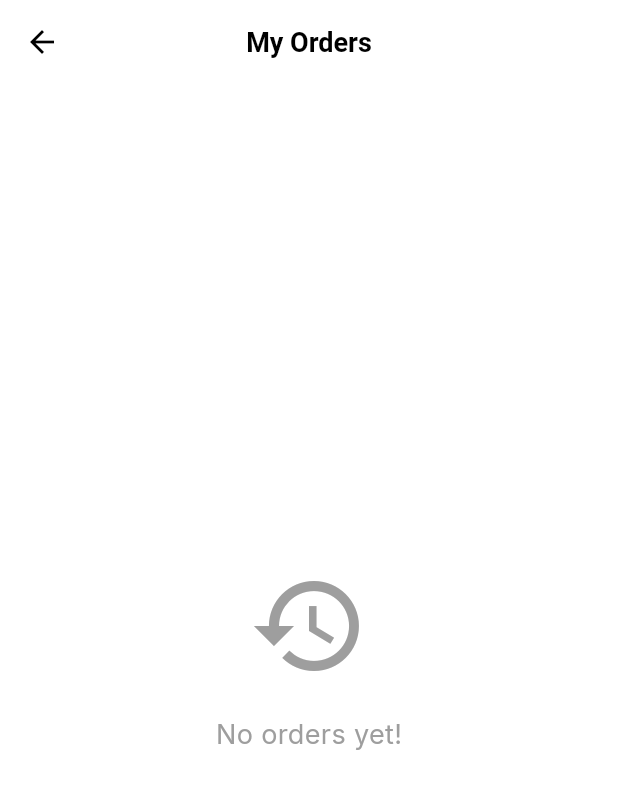
After one commit to ahmedbrsh1/mobile-prog-project, a Flutter app: the OrdersScreen screen opened directly, on a phone screen of 412 x 824 dp. The commit adds this screen. Shown: the top 789 px of the screen. Run offline on Flutter 3.47's test engine with Material 3 defaults, Android fonts, the phone set to English and light mode, and no system bars; our stand-ins replace cloud_firestore, firebase_auth, firebase_core, google_fonts; accounts and stored records are empty; generated files the repository leaves out were written again; network calls fail.

Commit message:
Fix user data isolation (Cart, Wishlist, Orders) and add My Orders screen

```diff
--- /dev/null
+++ b/lib/screens/cart/orders_screen.dart
@@ -0,0 +1,75 @@
+import 'package:cloud_firestore/cloud_firestore.dart';
+import 'package:firebase_auth/firebase_auth.dart';
+import 'package:flutter/material.dart';
+// import 'package:intl/intl.dart'; // لو مفعلة عندك
+
+class OrdersScreen extends StatelessWidget {
+  const OrdersScreen({super.key});
+
+  @override
+  Widget build(BuildContext context) {
+    String uId = FirebaseAuth.instance.currentUser!.uid; // هات الـ ID
+
+    return Scaffold(
+      appBar: AppBar(title: const Text("My Orders"), centerTitle: true),
+      body: StreamBuilder<QuerySnapshot>(
+        stream: FirebaseFirestore.instance
+            .collection('orders')
+            .where('userId', isEqualTo: uId) // الفلتر الذهبي
+            .orderBy('orderDate', descending: true)
+            .snapshots(),
+        builder: (context, snapshot) {
+          if (snapshot.connectionState == ConnectionState.waiting) {
+            return const Center(child: CircularProgressIndicator());
+          }
+
+          if (!snapshot.hasData || snapshot.data!.docs.isEmpty) {
+            return const Center(
+              child: Column(
+                mainAxisAlignment: MainAxisAlignment.center,
+                children: [
+                  Icon(Icons.history, size: 80, color: Colors.grey),
+                  SizedBox(height: 20),
+                  Text("No orders yet!", style: TextStyle(color: Colors.grey, fontSize: 18)),
+                ],
+              ),
+            );
+          }
+
+          var orders = snapshot.data!.docs;
+
+          return ListView.builder(
+            padding: const EdgeInsets.all(20),
+            itemCount: orders.length,
+            itemBuilder: (context, index) {
+              var data = orders[index].data() as Map<String, dynamic>;
+              var items = data['items'] as List<dynamic>;
+
+              // (باقي الكود زي ما هو بالظبط للعرض)
+              return Card(
+                margin: const EdgeInsets.only(bottom: 15),
+                shape: RoundedRectangleBorder(borderRadius: BorderRadius.circular(15)),
+                child: ExpansionTile(
+                  tilePadding: const EdgeInsets.symmetric(horizontal: 15, vertical: 10),
+                  leading: CircleAvatar(
+                    backgroundColor: const Color(0xFF9775FA).withOpacity(0.1),
+                    child: const Icon(Icons.shopping_bag, color: Color(0xFF9775FA)),
+                  ),
+                  title: Text("Order: ${data['totalAmount'].toStringAsFixed(2)}\$", style: const TextStyle(fontWeight: FontWeight.bold)),
+                  subtitle: Text(data['status'] ?? "Pending", style: const TextStyle(color: Colors.orange)),
+                  children: items.map((item) {
+                    return ListTile(
+                      leading: Image.network(item['image'], width: 50, height: 50, fit: BoxFit.cover),
+                      title: Text(item['title']),
+                      trailing: Text("\$${item['totalPrice']}"),
+                    );
+                  }).toList(),
+                ),
+              );
+            },
+          );
+        },
+      ),
+    );
+  }
+}
--- a/pubspec.yaml
+++ b/pubspec.yaml
@@ -39,6 +39,7 @@ dependencies:
   # The following adds the Cupertino Icons font to your application.
   # Use with the CupertinoIcons class for iOS style icons.
   cupertino_icons: ^1.0.8
+  intl: ^0.20.2
 
 dev_dependencies:
   flutter_test:
```
Also changed, not shown: lib/screens/home/home_screen.dart (+9 -5 lines), lib/services/cart_service.dart (+46 -29 lines), lib/services/order_service.dart (+19 -19 lines), lib/services/wishlist_service.dart (+17 -11 lines).
